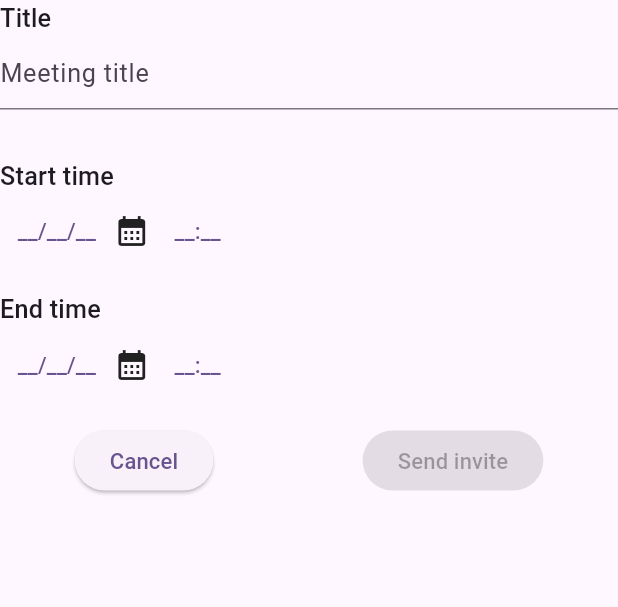
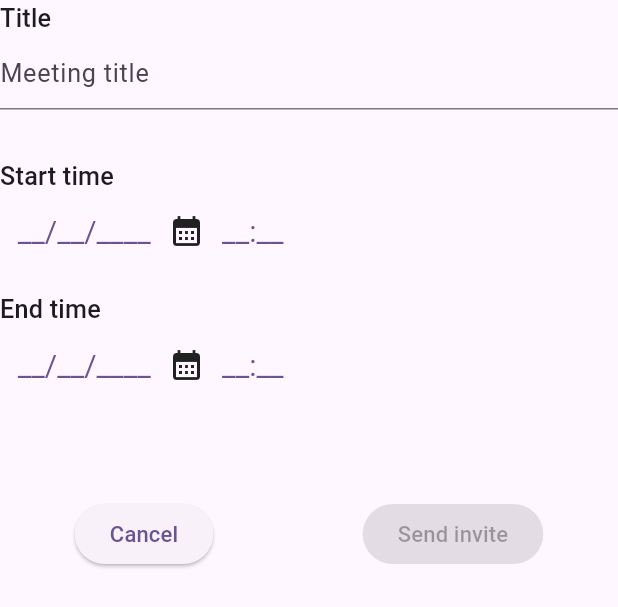
Before and after one commit to manhvu0803/student-hub-flutter, a Flutter app: the ScheduleInterviewView widget shown alone on an empty page, opened directly, on a phone screen of 412 x 824 dp. Shown: the top 607 px of the screen. Run offline on Flutter 3.47's test engine with Material 3 defaults, Android fonts, the phone set to English and light mode, and no system bars; network calls fail.

Commit message:
feat: Add hint and modify time select text

```diff
--- a/lib/screens/dialog_view/schedule_interview_view.dart
+++ b/lib/screens/dialog_view/schedule_interview_view.dart
@@ -37,7 +37,14 @@ class _ScheduleInterviewViewState extends State<ScheduleInterviewView> {
             time: _endTime,
             onSelectTime: (selectedTime) => setState(() => _endTime = selectedTime)
           ),
-          const SizedBox(height: 16),
+          Padding(
+            padding: const EdgeInsets.only(left: 12, top: 8),
+            child: Text(
+              (_startTime == null || _endTime == null) ? "" : "Duration: ${_startTime!.difference(_endTime!).inMinutes} minutes",
+              style: context.textTheme.bodyLarge!.copyWith(fontStyle: FontStyle.italic)
+            ),
+          ),
+          const SizedBox(height: 32),
           Row(
             mainAxisAlignment: MainAxisAlignment.spaceAround,
             children: [
@@ -92,11 +99,19 @@ class _TimePickerRowState extends State<_TimePickerRow> {
 
   @override
   Widget build(BuildContext context) {
-    return Row(
+    return Theme(
+      data: Theme.of(context).copyWith(
+        textButtonTheme: TextButtonThemeData(
+          style: TextButton.styleFrom(
+            textStyle: const TextStyle(fontSize: 20)
+          )
+        )
+      ),
+      child: Row(
         children: [
           TextButton(
             onPressed: () => _pickDate(context),
-          child: Text((_date == null) ? "__/__/__" : _date!.toDateString())
+            child: Text((_date == null) ? "__/__/____" : _date!.toDateString())
           ),
           const Icon(Icons.calendar_month),
           TextButton(
@@ -104,6 +119,7 @@ class _TimePickerRowState extends State<_TimePickerRow> {
             child: Text((_timeOfDay == null) ? "__:__": _timeOfDay!.to12HString())
           ),
         ],
+      ),
     );
   }
 
```
Lines whose indentation alone changed are shown as unchanged.
